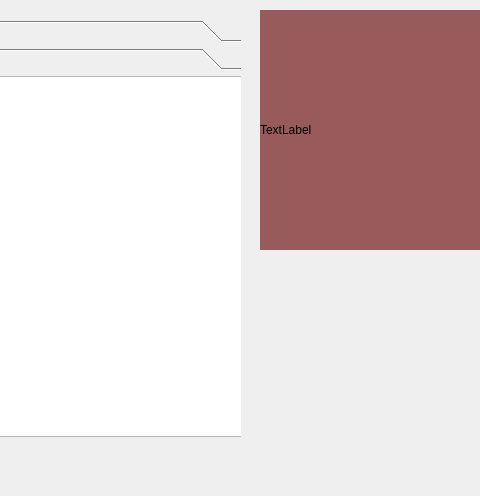
This is eyetrackerwindow.ui in EBXFS15/EyeTrackerQt as Qt 5 draws it before an edit; both pictures show x 430 to 910 and y 0 to 496 of the 1024 by 600 pixel window. The edited form follows.
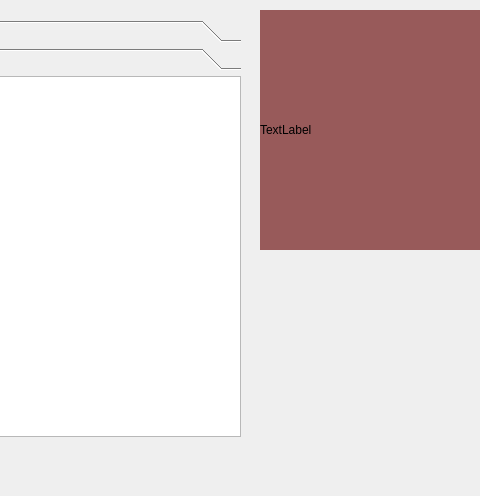
This is the edited form. The open tabs and pages were chosen to show the change.

Patch:
```diff
--- a/eyetrackerwindow.ui
+++ b/eyetrackerwindow.ui
@@ -145,7 +145,7 @@
        <rect>
         <x>0</x>
         <y>0</y>
-        <width>681</width>
+        <width>671</width>
         <height>361</height>
        </rect>
       </property>
```
Left out of the diff: 2 changed lines with no effect on the pictures.
